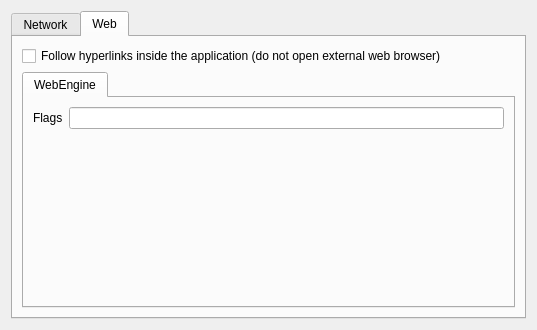
Above: src/librssguard/gui/settings/settingsnetwork.ui from martinrotter/rssguard before the change. Below: the same form after it.
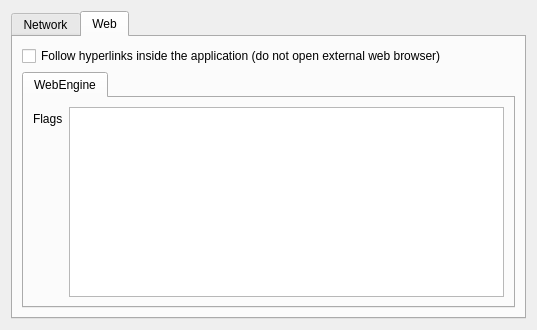
That is the form after the change. The open tabs and pages were chosen to show the change.

What changed in the file:
```diff
--- a/src/librssguard/gui/settings/settingsnetwork.ui
+++ b/src/librssguard/gui/settings/settingsnetwork.ui
@@ -67,7 +67,11 @@
             </widget>
            </item>
            <item row="0" column="1">
-            <widget class="QLineEdit" name="m_txtWebEngineFlags"/>
+            <widget class="QPlainTextEdit" name="m_txtWebEngineFlags">
+             <property name="horizontalScrollBarPolicy">
+              <enum>Qt::ScrollBarPolicy::ScrollBarAlwaysOff</enum>
+             </property>
+            </widget>
            </item>
           </layout>
          </widget>
```
